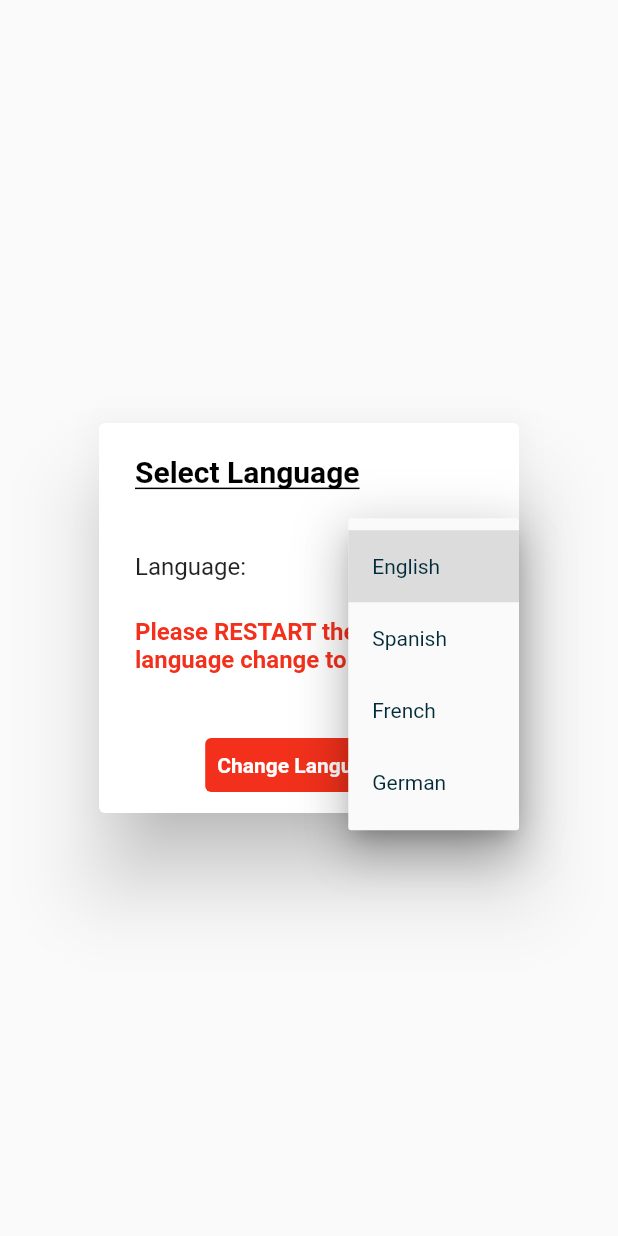
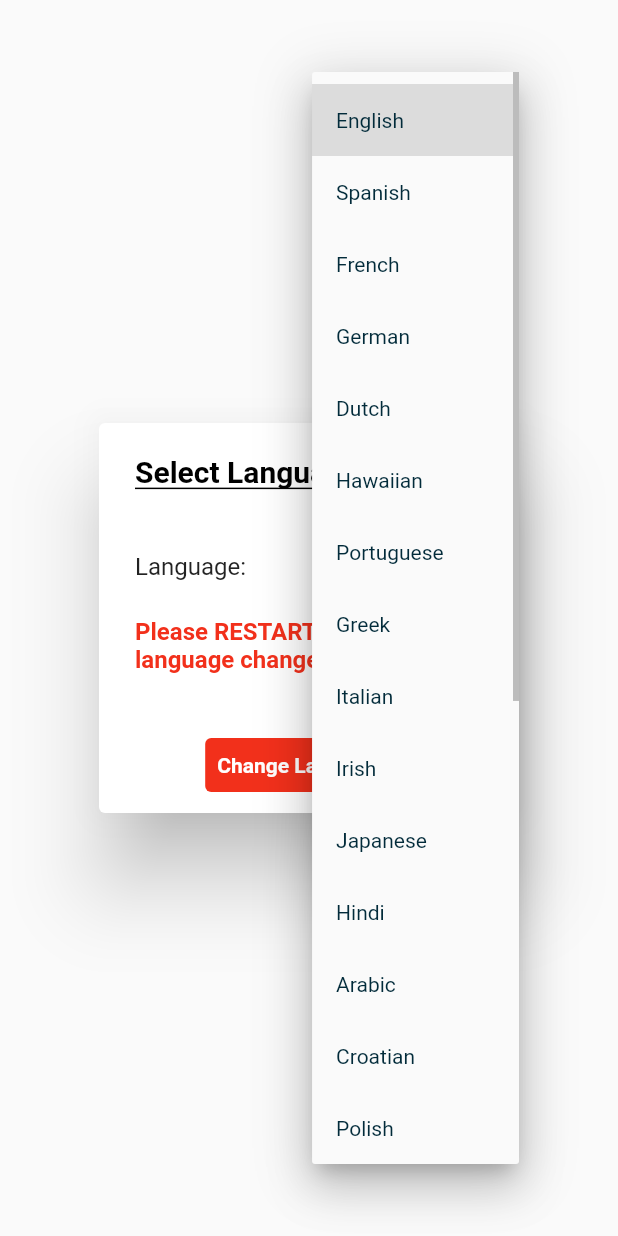
Before and after one commit to cedriceicher10/LocationsAlertApp, a Flutter app: the LanguageSelectionAlertDialogue widget shown alone on an empty page, opened directly with empty values, after a tap on "Change Language", after a tap on "English", on a phone screen of 412 x 824 dp. Run offline on Flutter 3.47's test engine with Material 2 defaults, Android fonts, the phone set to English and light mode, and no system bars; our stand-ins replace animated_splash_screen, awesome_notifications, cloud_firestore, firebase_core, flutter_map, geocoding and 6 more; missing offline and left inert: background_location, cloud_firestore_platform_interface, flutter_map_marker_cluster, location_picker_flutter_map, translator; accounts and stored records are empty.

Commit message:
Did away with the 'new language' load d/t loading / restart slicing.  Fixed asyncs to ensure language translation finished first. Added more test languages.

```diff
--- a/lib/language_services.dart
+++ b/lib/language_services.dart
@@ -6,14 +6,35 @@ class LanguageServices {
   static final LanguageServices _instance = LanguageServices._internal();
 
   final _translator = GoogleTranslator();
-  final List<String> _masterLanguageList = [
-    'English',
-    'Spanish',
-    'French',
-    'German'
-  ];
-  final List<String> _masterLanguageCodeList = ['en', 'es', 'fr', 'de'];
-  final Map<String, String> _masterLanguageMap = {}; // [language]:[key]
+  // [language]:[key]
+  final Map<String, String> _masterLanguageMap = {
+    'en': 'English',
+    'es': 'Spanish',
+    'fr': 'French',
+    'de': 'German',
+    'nl': 'Dutch',
+    'haw': 'Hawaiian',
+    'pt': 'Portuguese',
+    'el': 'Greek',
+    'it': 'Italian',
+    'ga': 'Irish',
+    'ja': 'Japanese',
+    'hi': 'Hindi',
+    'ar': 'Arabic',
+    'hr': 'Croatian',
+    'pl': 'Polish',
+    'sv': 'Swedish',
+    'no': 'Norwegian',
+    'id': 'Indonesian',
+    'th': 'Thai',
+    'vi': 'Vietnamese',
+    'cy': 'Welsh',
+    'yi': 'Yiddish',
+    'ru': 'Russian',
+    'sr': 'Serbian',
+    'ur': 'Urdu',
+    'tr': 'Turkish',
+  };
 
   String _currentLanguageCode = 'en';
   String _currentLanguage = 'English';
@@ -47,31 +68,19 @@ class LanguageServices {
   }
 
   LanguageServices._internal() {
-    formMap();
-    fetchCurrentLanguage();
-    formLists();
-    loadLanguageTranslations(false, 'en');
-
-    // DEBUG
-    //loadLanguageTranslations(true, 'en');
+    // formMap();
+    // fetchCurrentLanguage();
+    // formLists();
+    // loadLanguageTranslations();
   }
 
-  void formMap() {
-    for (int index = 0; index < _masterLanguageList.length; ++index) {
-      _masterLanguageMap[_masterLanguageList[index]] =
-          _masterLanguageCodeList[index];
+  Future<bool> initLanguage() async {
+    formLists();
+    await fetchCurrentLanguage();
+    if (_currentLanguageCode != 'en') {
+      await loadLanguageTranslations();
     }
-  }
-
-  void fetchCurrentLanguage() async {
-    SharedPreferences prefs = await SharedPreferences.getInstance();
-    if (prefs.getString('currentLanguage') == null) {
-      prefs.setString('currentLanguage', _currentLanguageCode);
-    } else {
-      _currentLanguageCode = prefs.getString('currentLanguage')!;
-    }
-    _currentLanguage = _masterLanguageMap.keys
-        .firstWhere((key) => _masterLanguageMap[key] == _currentLanguageCode);
+    return true;
   }
 
   void formLists() {
@@ -100,24 +109,25 @@ class LanguageServices {
     // Disclosures
   }
 
-  void newLanguage(String newLanguage) async {
-    loadLanguageTranslations(true, newLanguage);
+  Future<bool> fetchCurrentLanguage() async {
+    SharedPreferences prefs = await SharedPreferences.getInstance();
+    if (prefs.getString('currentLanguage') == null) {
+      prefs.setString('currentLanguage', _currentLanguageCode);
+    } else {
+      _currentLanguageCode = prefs.getString('currentLanguage')!;
+    }
+    _currentLanguage = _masterLanguageMap[_currentLanguageCode]!;
+    return true;
   }
 
-  void loadLanguageTranslations(
-      bool newLanguageTranslations, String newLanguage) async {
-    // New language check
-    if (newLanguageTranslations) {
-      _currentLanguageCode = newLanguage;
-      SharedPreferences prefs = await SharedPreferences.getInstance();
-      prefs.setString('currentLanguage', newLanguage);
-    }
+  Future<bool> loadLanguageTranslations() async {
     // Translate master language list
     _currentLanguage = (await _translator.translate(_currentLanguage,
             to: _currentLanguageCode))
         .text;
-    _masterLanguageMap.forEach((language, code) async {
-      language = (await _translator.translate(language, to: code)).text;
+    _masterLanguageMap.forEach((code, language) async {
+      _masterLanguageMap[code] =
+          (await _translator.translate(language, to: code)).text;
     });
     // Start Screen
     for (int index = 0; index < _startScreenList.length; ++index) {
@@ -139,6 +149,8 @@ class LanguageServices {
     // Side Drawer
 
     // Disclosures
+
+    return true;
   }
 
   // Start Screen
@@ -166,9 +178,15 @@ class LanguageServices {
 
   // Disclosures
 
+  void setNewLanguage(String newLanguage) async {
+    String newLanguageCode = getLanguageCode(newLanguage);
+    SharedPreferences prefs = await SharedPreferences.getInstance();
+    prefs.setString('currentLanguage', newLanguageCode);
+  }
+
   List<String> getLanguageList() {
     List<String> languageListWithCurrentLanguageFirst = [];
-    _masterLanguageMap.forEach((language, code) {
+    _masterLanguageMap.forEach((code, language) {
       languageListWithCurrentLanguageFirst.add(language);
     });
     String currentLanguage = '';
@@ -185,10 +203,6 @@ class LanguageServices {
     return capitalizeFirstLetter(languageListWithCurrentLanguageFirst);
   }
 
-  String getCurrentLanguage() {
-    return _currentLanguage;
-  }
-
   List<String> capitalizeFirstLetter(List<String> list) {
     for (int index = 0; index < list.length; ++index) {
       if (!(list[0].isEmpty)) {
@@ -198,8 +212,13 @@ class LanguageServices {
     return list;
   }
 
+  String getCurrentLanguage() {
+    return _currentLanguage;
+  }
+
   String getLanguageCode(String language) {
     // Query map
-    return _masterLanguageMap[language]!;
+    return _masterLanguageMap.keys
+        .firstWhere((code) => _masterLanguageMap[code] == language);
   }
 }
--- a/lib/main.dart
+++ b/lib/main.dart
@@ -13,7 +13,7 @@ void main() async {
   await Firebase.initializeApp();
   NotificationServices().initNotifications();
 
-  LanguageServices();
+  await LanguageServices().initLanguage();
 
   runApp(const App());
 }
```
Also changed, not shown: lib/language_selection_alert_dialog.dart (+2 -7 lines).
